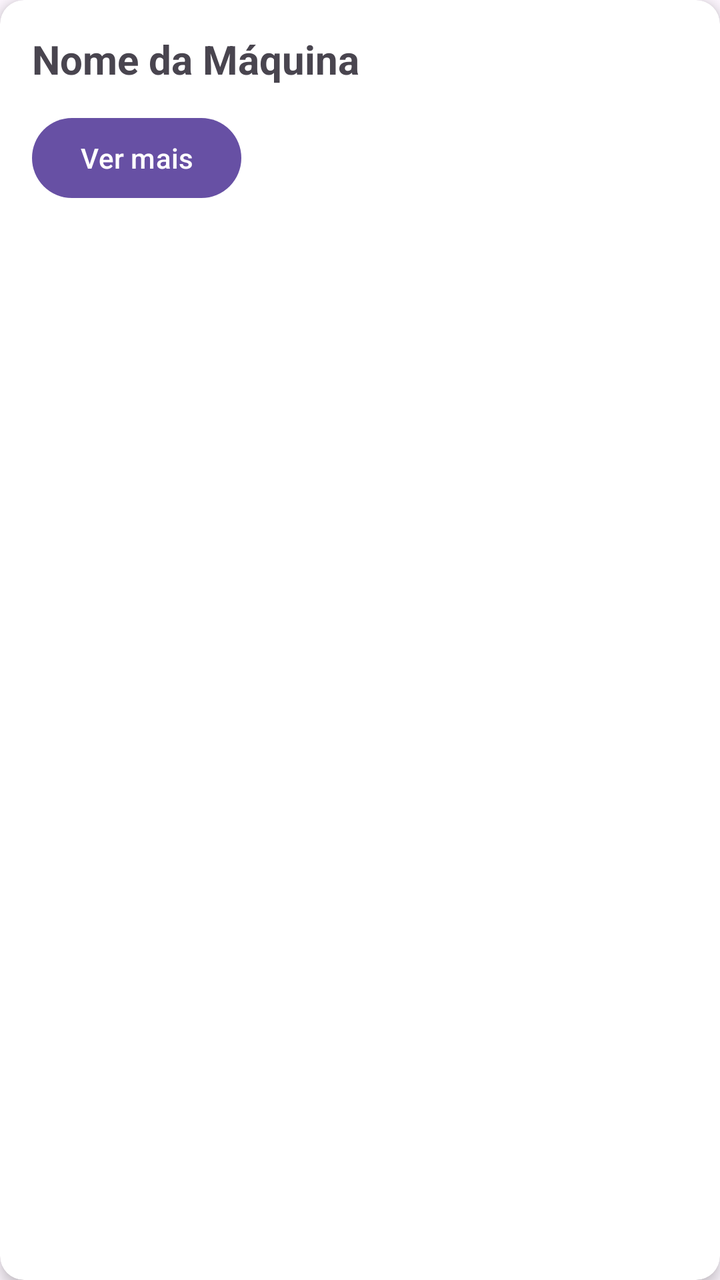
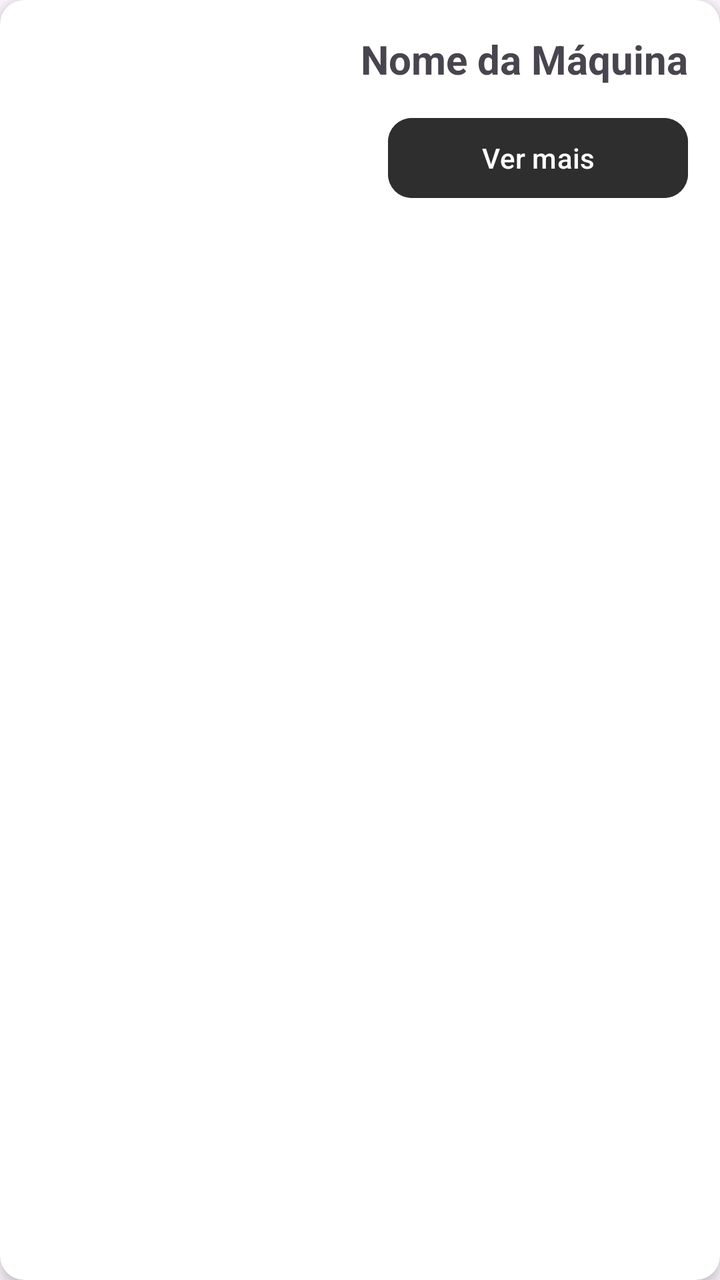

Screens rendered from an Android XML layout before and after an edit, with the pre-edit source and the edit as a unified diff.
<!-- AndroidManifest.xml: application theme Theme.Orbis -->
<!-- res/layout/item_maquina.xml -->
<?xml version="1.0" encoding="utf-8"?>
<androidx.cardview.widget.CardView xmlns:android="http://schemas.android.com/apk/res/android"
    xmlns:app="http://schemas.android.com/apk/res-auto"
    android:layout_width="match_parent"
    android:layout_height="wrap_content"
    android:layout_margin="8dp"
    app:cardCornerRadius="12dp"
    app:cardElevation="4dp">

    <LinearLayout
        android:layout_width="match_parent"
        android:layout_height="wrap_content"
        android:orientation="vertical"
        android:padding="16dp">

        <TextView
            android:id="@+id/txtNomeVariavel"
            android:layout_width="wrap_content"
            android:layout_height="wrap_content"
            android:text="Nome da Máquina"
            android:textSize="20sp"
            android:textStyle="bold" />

        <Button
            android:id="@+id/btnVerMais"
            android:layout_width="wrap_content"
            android:layout_height="wrap_content"
            android:layout_marginTop="12dp"
            android:text="Ver mais" />

    </LinearLayout>

</androidx.cardview.widget.CardView>
<!-- resources referenced by this layout -->
<resources>
  <style name="Theme.Orbis" parent="Base.Theme.Orbis" />
  <style name="Base.Theme.Orbis" parent="Theme.Material3.DayNight.NoActionBar">
          
          
      </style>
</resources>

<!-- the commit's change to res/layout/item_maquina.xml (unified diff, before → after) -->
@@ -19,14 +19,18 @@
             android:layout_height="wrap_content"
             android:text="Nome da Máquina"
             android:textSize="20sp"
-            android:textStyle="bold" />
+            android:textStyle="bold"
+            android:layout_gravity="center|end"/>
 
         <Button
             android:id="@+id/btnVerMais"
-            android:layout_width="wrap_content"
+            android:layout_width="150dp"
             android:layout_height="wrap_content"
             android:layout_marginTop="12dp"
-            android:text="Ver mais" />
+            android:text="Ver mais"
+            android:layout_gravity="end"
+            app:cornerRadius="12dp"
+            android:backgroundTint="@color/darkGray"/>
 
     </LinearLayout>
 
<!-- resource entries referenced after the edit -->
@@ -1,5 +1,6 @@
 <!-- resources referenced by this layout -->
 <resources>
+  <color name="darkGray">#2E2E2E</color>
   <style name="Theme.Orbis" parent="Base.Theme.Orbis" />
   <style name="Base.Theme.Orbis" parent="Theme.Material3.DayNight.NoActionBar">
           
